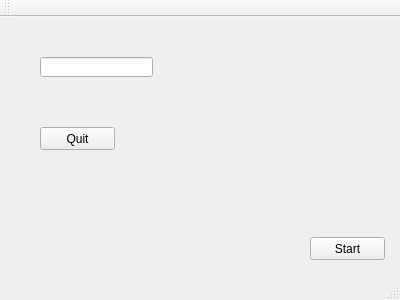
The window that mainwindow.ui (minhmoc/SimulateMouseQt) describes before a commit, drawn with Qt 5.
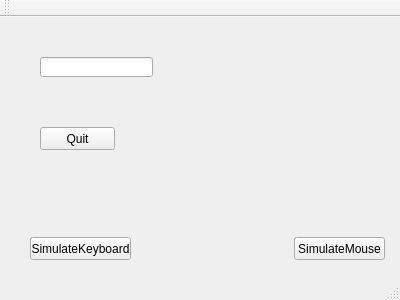
The same window after the commit.

What changed in the file:
```diff
--- a/mainwindow.ui
+++ b/mainwindow.ui
@@ -30,14 +30,14 @@
    <widget class="QPushButton" name="start">
     <property name="geometry">
      <rect>
-      <x>310</x>
+      <x>294</x>
       <y>220</y>
-      <width>75</width>
+      <width>91</width>
       <height>23</height>
      </rect>
     </property>
     <property name="text">
-     <string>Start</string>
+     <string>SimulateMouse</string>
     </property>
    </widget>
    <widget class="QLineEdit" name="lineEdit">
@@ -50,6 +50,19 @@
      </rect>
     </property>
    </widget>
+   <widget class="QPushButton" name="siml_keyboard">
+    <property name="geometry">
+     <rect>
+      <x>30</x>
+      <y>220</y>
+      <width>101</width>
+      <height>23</height>
+     </rect>
+    </property>
+    <property name="text">
+     <string>SimulateKeyboard</string>
+    </property>
+   </widget>
   </widget>
   <widget class="QMenuBar" name="menuBar">
    <property name="geometry">
```
Left out of the diff: 4 changed lines with no effect on the pictures.
